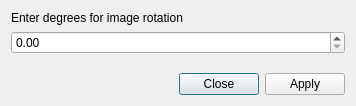
First picture: the form in ui/rotate_image_dialog.ui, repository GuLinux/PySpectrum, before the edit.
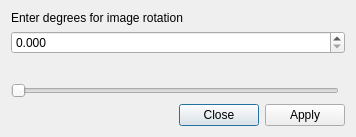
Second picture: the form after the edit.

Commit message: other fixes; added slider for rotation

```diff
--- a/ui/rotate_image_dialog.ui
+++ b/ui/rotate_image_dialog.ui
@@ -7,7 +7,7 @@
     <x>0</x>
     <y>0</y>
     <width>356</width>
-    <height>106</height>
+    <height>137</height>
    </rect>
   </property>
   <property name="windowTitle">
@@ -16,6 +16,9 @@
   <layout class="QGridLayout" name="gridLayout">
    <item row="1" column="0" colspan="2">
     <widget class="QDoubleSpinBox" name="rotate_spinbox">
+     <property name="decimals">
+      <number>3</number>
+     </property>
      <property name="maximum">
       <double>360.000000000000000</double>
      </property>
@@ -37,7 +40,7 @@
      </property>
     </spacer>
    </item>
-   <item row="3" column="0" colspan="2">
+   <item row="4" column="0" colspan="2">
     <widget class="QDialogButtonBox" name="bb">
      <property name="orientation">
       <enum>Qt::Horizontal</enum>
@@ -54,6 +57,19 @@
      </property>
     </widget>
    </item>
+   <item row="3" column="0">
+    <widget class="QSlider" name="degrees_slider">
+     <property name="maximum">
+      <number>360000</number>
+     </property>
+     <property name="singleStep">
+      <number>1</number>
+     </property>
+     <property name="orientation">
+      <enum>Qt::Horizontal</enum>
+     </property>
+    </widget>
+   </item>
   </layout>
  </widget>
  <resources/>
```
Left out of the diff: 2 changed lines with no effect on the pictures. The commit also changes 6 other files.
